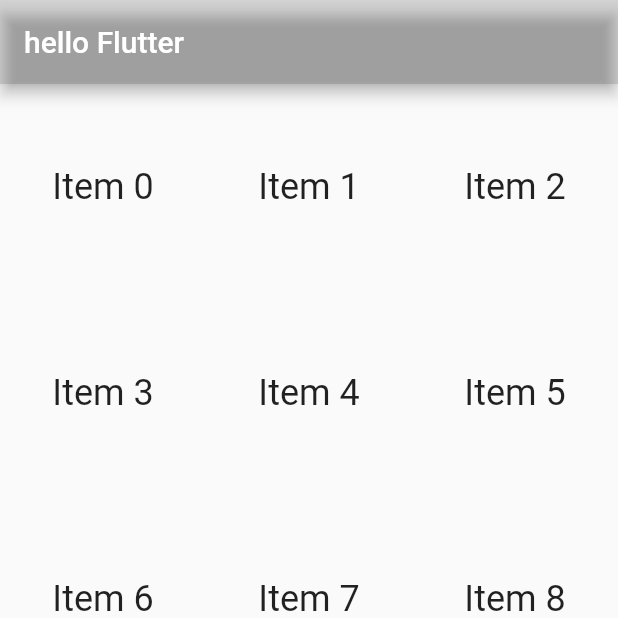
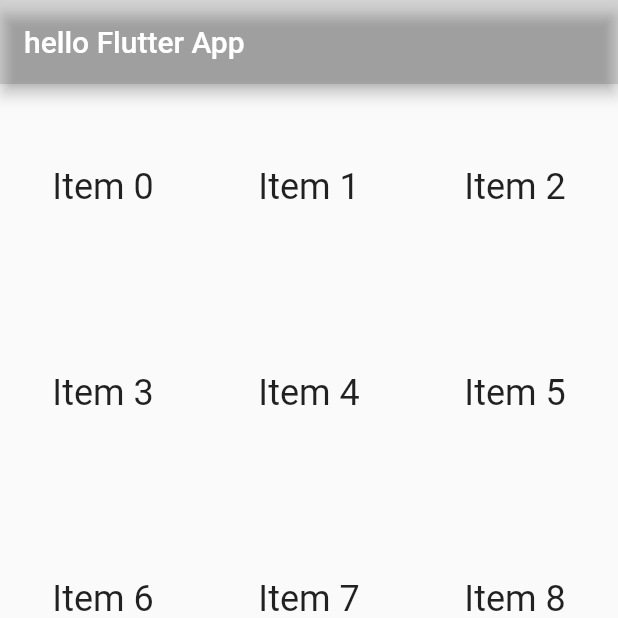
Before and after one commit to adanas/coriander, a Flutter app: the screen it shows after launch, on a phone screen of 412 x 824 dp, the top half of it. Run offline on Flutter 3.47's test engine with Material 2 defaults, Android fonts, the light colour scheme and no system bars.

Commit message:
third commit

```diff
--- a/lib/main.dart
+++ b/lib/main.dart
@@ -39,7 +39,7 @@
   Widget build(BuildContext context) {
     return Scaffold(
       appBar: AppBar(
-        title: Text('hello Flutter'),
+        title: Text('hello Flutter App'),
         backgroundColor: Colors.black12,
         //actions: [],
       ),
```
